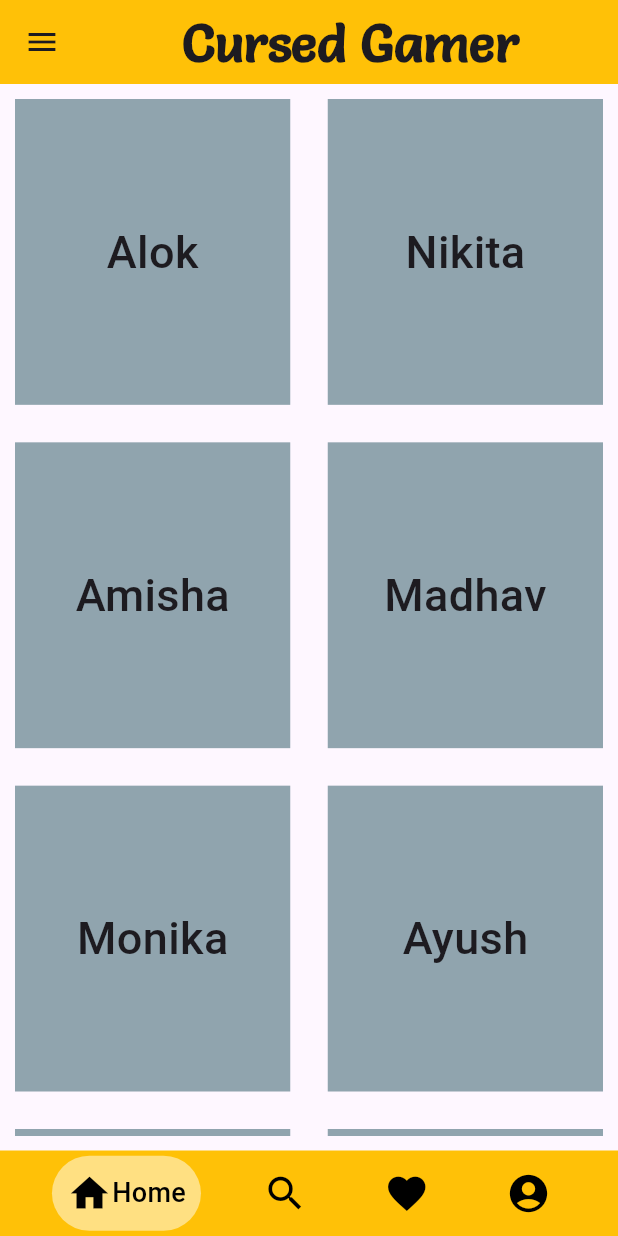
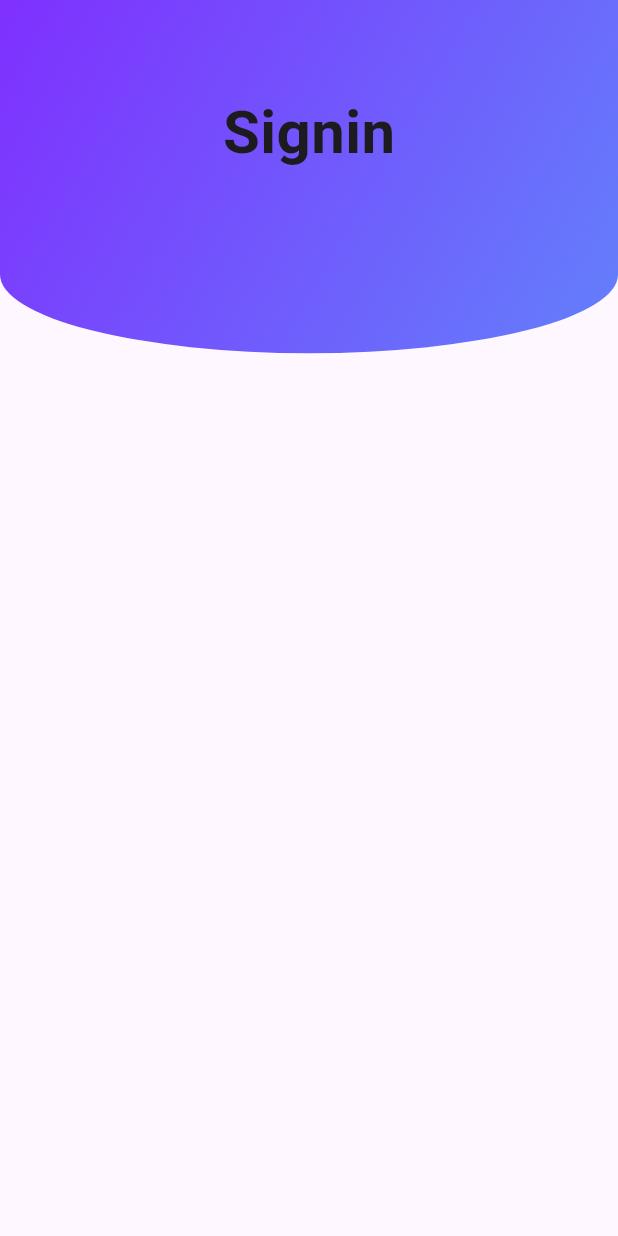
Before and after one commit to Alok-Mishra89/cursedgamer, a Flutter app: the screen it shows after launch, on a phone screen of 412 x 824 dp. Run offline on Flutter 3.47's test engine with Material 3 defaults, Android fonts, the phone set to English and light mode, and no system bars; drawn by our look-alikes of google_nav_bar.

Commit message:
Signin page added

```diff
--- a/lib/main.dart
+++ b/lib/main.dart
@@ -1,4 +1,5 @@
 import 'package:flutter/material.dart';
+import 'package:movify/pages/user_login_page.dart';
 import 'Components/splash.dart';
 import 'Components/bottom_nav.dart';
 
@@ -16,7 +17,7 @@ class _CursedGamerState extends State<CursedGamer> {
     return const MaterialApp(
       debugShowCheckedModeBanner: false,
       home:  Scaffold(
-        body: SplashScreen(),
+        body: User_Login_Page(),
       ),
     );
   }
--- a/lib/pages/dashboard.dart
+++ b/lib/pages/dashboard.dart
@@ -41,9 +41,10 @@ class DashboardScreen extends StatelessWidget {
                   Navigator.push(context,
                       MaterialPageRoute(builder: (context) => const Alok()));
                 },
-                child: Container(
-                    color: Colors.blueGrey.shade300,
-                    child: const Column(mainAxisAlignment: MainAxisAlignment.center, children: [
+                child: Container(decoration: BoxDecoration(borderRadius: BorderRadius.circular(20), color: Colors.blueGrey.shade300,),
+                    child: const Column(
+                        mainAxisAlignment: MainAxisAlignment.center,
+                        children: [
                           Text(
                             'Alok',
                             style: TextStyle(
@@ -57,8 +58,10 @@ class DashboardScreen extends StatelessWidget {
                       MaterialPageRoute(builder: (context) => const Nikita()));
                 },
                 child: Container(
-                    color: Colors.blueGrey.shade300,
-                    child: const Column(mainAxisAlignment: MainAxisAlignment.center, children: [
+                    decoration: BoxDecoration(borderRadius: BorderRadius.circular(20), color: Colors.blueGrey.shade300,),
+                    child: const Column(
+                        mainAxisAlignment: MainAxisAlignment.center,
+                        children: [
                           Text(
                             'Nikita',
                             style: TextStyle(
@@ -72,8 +75,10 @@ class DashboardScreen extends StatelessWidget {
                       MaterialPageRoute(builder: (context) => const Amisha()));
                 },
                 child: Container(
-                    color: Colors.blueGrey.shade300,
-                    child: const Column(mainAxisAlignment: MainAxisAlignment.center, children: [
+                    decoration: BoxDecoration(borderRadius: BorderRadius.circular(20), color: Colors.blueGrey.shade300,),
+                    child: const Column(
+                        mainAxisAlignment: MainAxisAlignment.center,
+                        children: [
                           Text(
                             'Amisha',
                             style: TextStyle(
@@ -87,8 +92,10 @@ class DashboardScreen extends StatelessWidget {
                       MaterialPageRoute(builder: (context) => const Madhav()));
                 },
                 child: Container(
-                    color: Colors.blueGrey.shade300,
-                    child: const Column(mainAxisAlignment: MainAxisAlignment.center, children: [
+                    decoration: BoxDecoration(borderRadius: BorderRadius.circular(20), color: Colors.blueGrey.shade300,),
+                    child: const Column(
+                        mainAxisAlignment: MainAxisAlignment.center,
+                        children: [
                           Text(
                             'Madhav',
                             style: TextStyle(
@@ -102,8 +109,10 @@ class DashboardScreen extends StatelessWidget {
                       MaterialPageRoute(builder: (context) => const Monika()));
                 },
                 child: Container(
-                    color: Colors.blueGrey.shade300,
-                    child: const Column(mainAxisAlignment: MainAxisAlignment.center, children: [
+                    decoration: BoxDecoration(borderRadius: BorderRadius.circular(20), color: Colors.blueGrey.shade300,),
+                    child: const Column(
+                        mainAxisAlignment: MainAxisAlignment.center,
+                        children: [
                           Text(
                             'Monika',
                             style: TextStyle(
@@ -117,8 +126,10 @@ class DashboardScreen extends StatelessWidget {
                       MaterialPageRoute(builder: (context) => const Ayush()));
                 },
                 child: Container(
-                    color: Colors.blueGrey.shade300,
-                    child: const Column(mainAxisAlignment: MainAxisAlignment.center, children: [
+                    decoration: BoxDecoration(borderRadius: BorderRadius.circular(20), color: Colors.blueGrey.shade300,),
+                    child: const Column(
+                        mainAxisAlignment: MainAxisAlignment.center,
+                        children: [
                           Text(
                             'Ayush',
                             style: TextStyle(
@@ -132,8 +143,10 @@ class DashboardScreen extends StatelessWidget {
                       MaterialPageRoute(builder: (context) => const Dipesh()));
                 },
                 child: Container(
-                    color: Colors.blueGrey.shade300,
-                    child: const Column(mainAxisAlignment: MainAxisAlignment.center, children: [
+                    decoration: BoxDecoration(borderRadius: BorderRadius.circular(20), color: Colors.blueGrey.shade300,),
+                    child: const Column(
+                        mainAxisAlignment: MainAxisAlignment.center,
+                        children: [
                           Text(
                             'Dipesh',
                             style: TextStyle(
@@ -143,12 +156,16 @@ class DashboardScreen extends StatelessWidget {
               ),
               InkWell(
                 onTap: () {
-                  Navigator.push(context,
-                      MaterialPageRoute(builder: (context) => const Abhisekh()));
+                  Navigator.push(
+                      context,
+                      MaterialPageRoute(
+                          builder: (context) => const Abhisekh()));
                 },
                 child: Container(
-                    color: Colors.blueGrey.shade300,
-                    child: const Column(mainAxisAlignment: MainAxisAlignment.center, children: [
+                    decoration: BoxDecoration(borderRadius: BorderRadius.circular(20), color: Colors.blueGrey.shade300,),
+                    child: const Column(
+                        mainAxisAlignment: MainAxisAlignment.center,
+                        children: [
                           Text(
                             'Abhisekh',
                             style: TextStyle(
@@ -162,8 +179,10 @@ class DashboardScreen extends StatelessWidget {
                       MaterialPageRoute(builder: (context) => const Ankita()));
                 },
                 child: Container(
-                    color: Colors.blueGrey.shade300,
-                    child: const Column(mainAxisAlignment: MainAxisAlignment.center, children: [
+                    decoration: BoxDecoration(borderRadius: BorderRadius.circular(20), color: Colors.blueGrey.shade300,),
+                    child: const Column(
+                        mainAxisAlignment: MainAxisAlignment.center,
+                        children: [
                           Text(
                             'Ankita',
                             style: TextStyle(
--- /dev/null
+++ b/lib/pages/user_login_page.dart
@@ -0,0 +1,45 @@
+import 'package:flutter/material.dart';
+
+class User_Login_Page extends StatefulWidget {
+  const User_Login_Page({super.key});
+
+  @override
+  State<User_Login_Page> createState() => _User_Login_PageState();
+}
+
+class _User_Login_PageState extends State<User_Login_Page> {
+  @override
+  Widget build(BuildContext context) {
+    return Scaffold(
+      body: Stack(
+        children: [
+          Container(
+            height: MediaQuery.of(context).size.height / 3.5,
+            width: MediaQuery.of(context).size.width,
+            decoration: BoxDecoration(
+                gradient: const LinearGradient(
+                    colors: [Color(0xFF7f30fe), Color(0xFF6380fb)],
+                    begin: Alignment.topLeft,
+                    end: Alignment.bottomRight),
+                borderRadius: BorderRadius.vertical(
+                    bottom: Radius.elliptical(
+                        MediaQuery.of(context).size.width, 105.0))),
+          ),
+          const Padding(
+            padding: EdgeInsets.only(top: 60),
+            child: Column(
+              children: [
+                Center(
+                  child: Text(
+                    'Signin',
+                    style: TextStyle(fontSize: 40, fontWeight: FontWeight.bold),
+                  ),
+                )
+              ],
+            ),
+          )
+        ],
+      ),
+    );
+  }
+}
```
Lines whose indentation alone changed are shown as unchanged.
